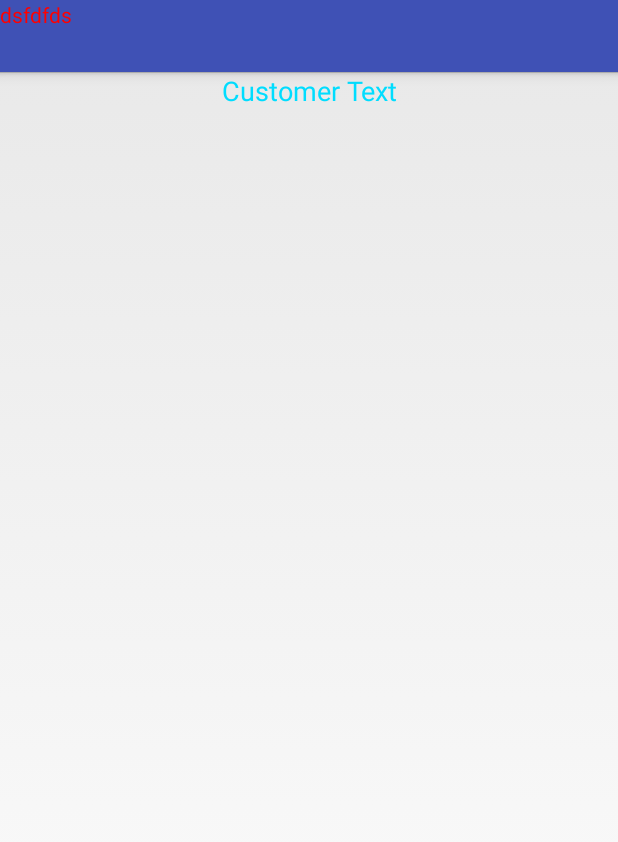
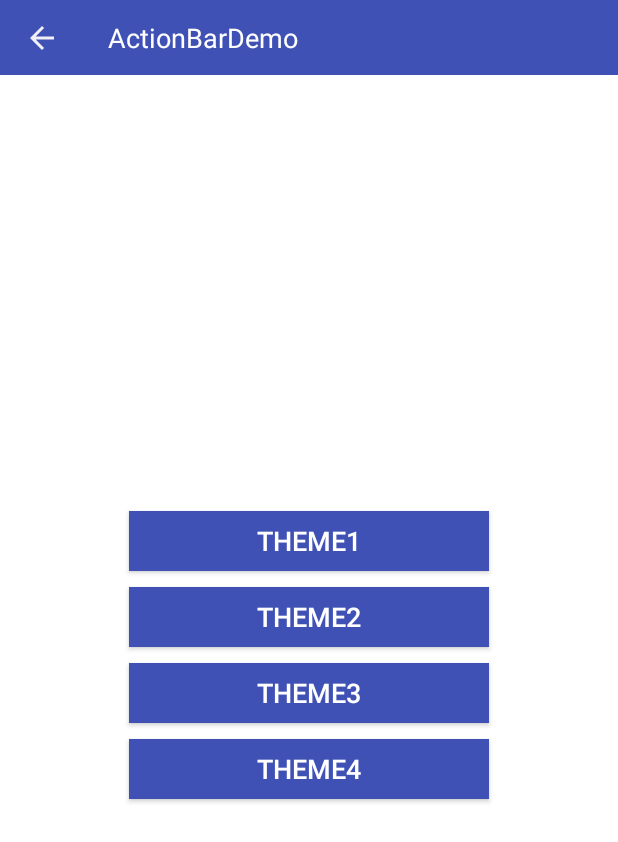
Before and after one commit to amikoj/AndroidDemo, an Android app: the screen it shows after launch (MainActivity), on a phone screen of 412 x 824 dp. Shown: the top 842 px of the screen. Run offline under Robolectric (Android 15) with nearby library versions, the phone set to English and light mode, and no system bars.

Commit message:
update themes.xml.

```diff
--- a/ActionBarDemo/build.gradle
+++ b/ActionBarDemo/build.gradle
@@ -7,7 +7,7 @@ android {
     defaultConfig {
         applicationId "com.haolianluo.myapplication"
         minSdkVersion 21
-        targetSdkVersion 25
+        targetSdkVersion 19
         versionCode 1
         versionName "1.0"
     }
--- /dev/null
+++ b/ActionBarDemo/src/main/res/drawable/button_style.xml
@@ -0,0 +1,11 @@
+<?xml version="1.0" encoding="utf-8"?>
+<selector xmlns:android="http://schemas.android.com/apk/res/android">
+
+
+    <item android:state_pressed="true" android:drawable="@color/colorPrimaryHighLight"/>
+    <item android:state_checked="true" android:drawable="@color/colorPrimaryHighLight"/>
+    <item android:state_selected="true" android:drawable="@color/colorPrimaryHighLight"/>
+    <item android:drawable="@color/colorPrimary"/>
+
+
+</selector>
--- a/ActionBarDemo/src/main/res/layout/activity_main.xml
+++ b/ActionBarDemo/src/main/res/layout/activity_main.xml
@@ -4,10 +4,29 @@
     xmlns:tools="http://schemas.android.com/tools"
     android:layout_width="match_parent"
     android:orientation="vertical"
+    android:gravity="center"
     android:layout_height="match_parent">
 
-    <TextView
-        style="@style/CustomerTextStyle" />
+    <!--<TextView-->
+        <!--style="@style/CustomerTextStyle" />-->
+
+    <Button
+        android:id="@+id/theme1"
+        android:text="theme1"
+        style="@style/buttonStyle" />
+    <Button
+        android:id="@+id/theme2"
+        android:text="theme2"
+        style="@style/buttonStyle" />
+    <Button
+        android:id="@+id/theme3"
+        android:text="theme3"
+        style="@style/buttonStyle" />
+    <Button
+        android:id="@+id/theme4"
+        android:text="theme4"
+        style="@style/buttonStyle" />
+
 
 
 
--- a/ActionBarDemo/src/main/res/layout/test.xml
+++ b/ActionBarDemo/src/main/res/layout/customer_action_bar.xml
@@ -1,13 +1,20 @@
 <?xml version="1.0" encoding="utf-8"?>
 <LinearLayout xmlns:android="http://schemas.android.com/apk/res/android"
     android:layout_width="match_parent"
-    android:orientation="vertical"
+    android:orientation="horizontal"
     android:layout_height="match_parent">
 
+
+    <include layout="@layout/action_bar_home"/>
+
+
     <TextView
-        android:text="dsfdfds"
-        android:textColor="#ff0000"
-        android:layout_width="match_parent"
+        android:id="@+id/title"
+        android:gravity="center"
+        android:text="Customer Title"
+        android:layout_width="wrap_content"
         android:layout_height="match_parent" />
 
+
+
 </LinearLayout>
--- a/ActionBarDemo/src/main/res/values/colors.xml
+++ b/ActionBarDemo/src/main/res/values/colors.xml
@@ -1,6 +1,42 @@
 <?xml version="1.0" encoding="utf-8"?>
 <resources>
+
+
+
+
+
+
+
+
+
+
+
+
+
     <color name="colorPrimary">#3F51B5</color>
+    <color name="colorPrimaryHighLight">#aa3F51B5</color>
     <color name="colorPrimaryDark">#303F9F</color>
     <color name="colorAccent">#FF4081</color>
+    <color name="white">#ffffff</color>
+    <color name="gray">#aaa</color>
+
+
+
+
+
+
+
+
+
+
+    <!--theme about. -->
+    <color name="actionBarTitleTextColor">@color/white</color>
+    <color name="actionBarSubTitleTextColor">@color/white</color>
+
+
+
+
+
+
+
 </resources>
--- a/ActionBarDemo/src/main/res/values/styles.xml
+++ b/ActionBarDemo/src/main/res/values/styles.xml
@@ -12,8 +12,20 @@
         <item name="android:layout_height">wrap_content</item>
         <item name="android:gravity">center</item>
         <item name="android:text">Customer Text</item>
-        <item name="android:textColor">@android:color/holo_blue_bright</item>
+        <item name="android:textColor">@color/colorPrimary</item>
         <item name="android:textSize">18sp</item>
+    </style>
+
+
+    <!--basic button style-->
+    <style name="buttonStyle">
+        <item name="android:layout_width">240dip</item>
+        <item name="android:background">@drawable/button_style</item>
+        <item name="android:layout_height">40dip</item>
+        <item name="android:textColor">@color/white</item>
+        <item name="android:textSize">18sp</item>
+        <item name="android:onClick">onClick</item>
+        <item name="android:layout_margin">5dip</item>
     </style>
 
 
--- a/ActionBarDemo/src/main/res/values/themes.xml
+++ b/ActionBarDemo/src/main/res/values/themes.xml
@@ -4,41 +4,115 @@
 
 
 
-    <!--basic theme -->
-    <style name="AppTheme" parent="@android:style/Theme.Holo.Light.DarkActionBar">
-        <item name="android:windowActionBar">true</item>
-        <!--require api over 21. -->
-        <item name="android:colorPrimary">@color/colorPrimary</item>
-        <!--actionbar style. -->
-        <item name="android:actionBarStyle">@style/customerActionStyle</item>
-        <item name="android:actionBarTabStyle">@style/customerActionTabStyle</item>
+
+    <!--actionbar  -->
+    <style name="AppTheme.ActionBar">
+        <item name="android:background">@color/colorPrimary</item>
+        <item name="android:displayOptions">showTitle|homeAsUp</item>
+        <item name="android:divider">?attr/dividerVertical</item>
+        <item name="android:height">50dip</item>
+        <item name="android:paddingStart">0dip</item>
+        <item name="android:paddingTop">0dip</item>
+        <item name="android:paddingEnd">0dip</item>
+        <item name="android:paddingBottom">0dip</item>
+        <item name="android:titleTextStyle">@style/AppTheme.ActionBar.Title</item>
+        <item name="android:subtitleTextStyle">@style/AppTheme.ActionBar.Subtitle</item>
+        <item name="android:progressBarStyle">@android:style/Widget.ProgressBar.Horizontal</item>
+        <item name="android:indeterminateProgressStyle">@android:style/Widget.ProgressBar.Small</item>
+        <!--左侧图标设置 -->
+        <item name="android:homeLayout">@layout/action_bar_home</item>
+    </style>
+
+
+
+    <!--actionbar title -->
+    <style name="AppTheme.ActionBar.Title">
+        <item name="android:textSize">@dimen/actionBarTitleTextSize</item>
+        <item name="android:textColor">@color/actionBarTitleTextColor</item>
+        <item name="android:gravity">start</item>
     </style>
 
 
 
 
-    <!--自定义toolbar-->
-    <style name="customerToolbarStyle" parent="Widget.AppCompat.Toolbar">
+    <!--actionbar subtitle text -->
+    <style name="AppTheme.ActionBar.Subtitle">
+        <item name="android:textSize">14sp</item>
+        <item name="android:textColor">@color/gray</item>
+    </style>
 
+    <!--actionBarTab -->
+    <style name="AppTheme.ActionBarTab">
+
+    </style>
+
+
+    <!--actionbar overflow. -->
+    <style name="AppTheme.OverFlow">
 
 
     </style>
 
 
+
+
+    <!--basic theme of application -->
+    <style name="AppTheme">
+        <item name="android:windowBackground">@color/white</item>
+        <item name="android:windowActionBar">true</item>
+        <!--require api over 21. -->
+        <item name="android:colorPrimary">@color/colorPrimary</item>
+        <!--actionbar style. -->
+        <item name="android:actionBarStyle">@style/AppTheme.ActionBar</item>
+        <item name="android:actionBarTabStyle">@style/AppTheme.ActionBarTab</item>
+        <!--透明状态栏 -->
+        <!--<item name="android:windowTranslucentStatus">true</item>-->
+        <item name="android:actionOverflowButtonStyle">@style/AppTheme.OverFlow</item>
+        <item name="android:statusBarColor">@color/colorPrimary</item>
+
+    </style>
+
+
+
+
+
+    <!--theme1 -->
+    <style name="AppTheme.Theme1" parent="AppTheme">
+        <item name="actionBarStyle">@style/AppTheme.ActionBar.Theme1.ActionBar</item>
+
+    </style>
+
+
+
+
+
+     <!--theme2 -->
+     <style name="AppTheme.Theme2" parent="AppTheme">
+
+
+     </style>
+
+
+    <!--theme3 -->
+    <style name="AppTheme.Theme3" parent="AppTheme">
+
+
+    </style>
+
+    <!--theme4 -->
+    <style name="AppTheme.Theme4" parent="AppTheme">
+
+
+    </style>
+
+
+
+
     <!--actionbar 自定义style -->
-    <style name="customerActionStyle" parent="@android:style/Widget.Holo.ActionBar">
+    <style name="AppTheme.ActionBar.Theme1.ActionBar" parent="@style/AppTheme.ActionBar">
         <item name="android:displayOptions">showCustom</item>
         <item name="android:divider">?attr/dividerVertical</item>
-
-        <item name="android:customNavigationLayout">@layout/test</item>
-        <item name="android:titleTextStyle">@style/customerActionBarTitleTextStyle</item>
-        <item name="android:subtitleTextStyle">?attr/titleTextStyle</item>
-        <item name="android:background">@color/colorPrimary</item>
-        <!--tab背景色 -->
-        <item name="android:backgroundStacked">@color/colorPrimary</item>
-        <item name="android:backgroundSplit">@color/colorPrimary</item>
-        <item name="android:actionButtonStyle">@style/customerActionBarButtonStyle</item>
-        <item name="android:actionOverflowButtonStyle">@style/customerActionBarButtonStyle</item>
+        <item name="android:customNavigationLayout">@layout/customer_action_bar</item>
     </style>
 
 
@@ -46,7 +120,7 @@
 
 
 
-
+    <!--actionbar title style. -->
     <style name="customerActionBarTitleTextStyle">
         <item name="android:layout_gravity">center</item>
         <item name="android:textColor">#aaaaaa</item>
@@ -77,4 +151,8 @@
 
 
 
+
+
+
+
 </resources>
```
Also changed, not shown: ActionBarDemo/src/main/AndroidManifest.xml (+10 -1 lines), ActionBarDemo/src/main/java/cn/enjoytoday/MainActivity.kt (+27 -0 lines), ActionBarDemo/src/main/java/cn/enjoytoday/ThemeActivity.kt (added, +52 -0 lines), ActionBarDemo/src/main/res/layout/action_bar_home.xml (added, +40 -0 lines), ActionBarDemo/src/main/res/layout/theme_layout.xml (added, +19 -0 lines), ActionBarDemo/src/main/res/values/dimens.xml (added, +18 -0 lines), 2 other files.
